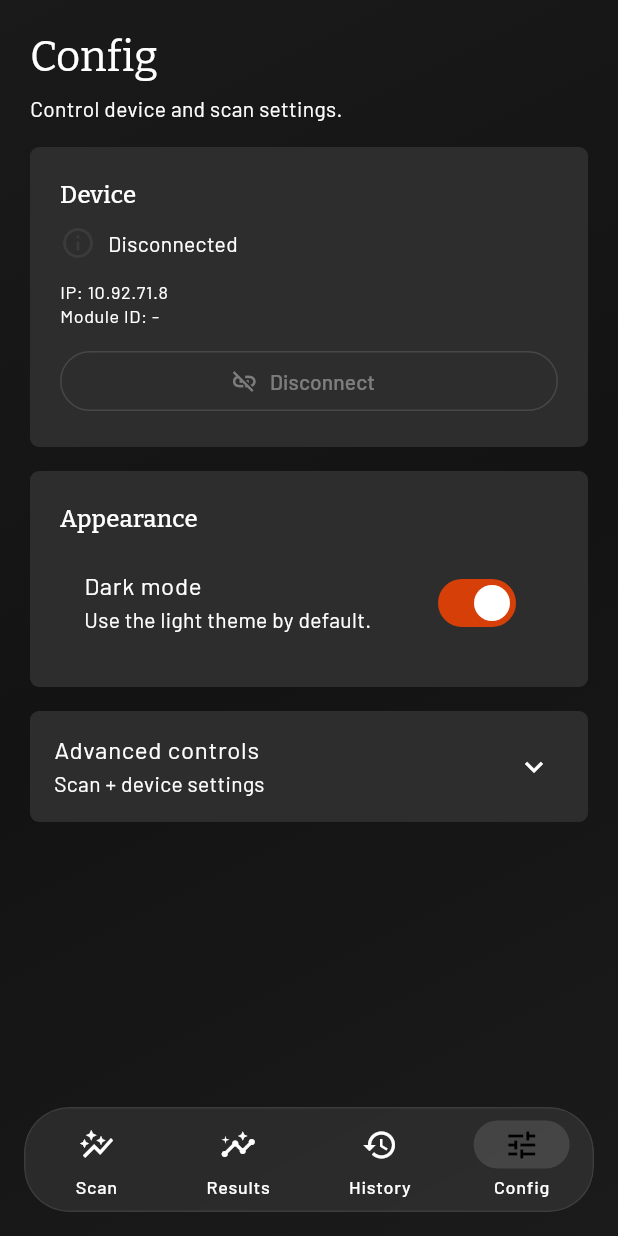
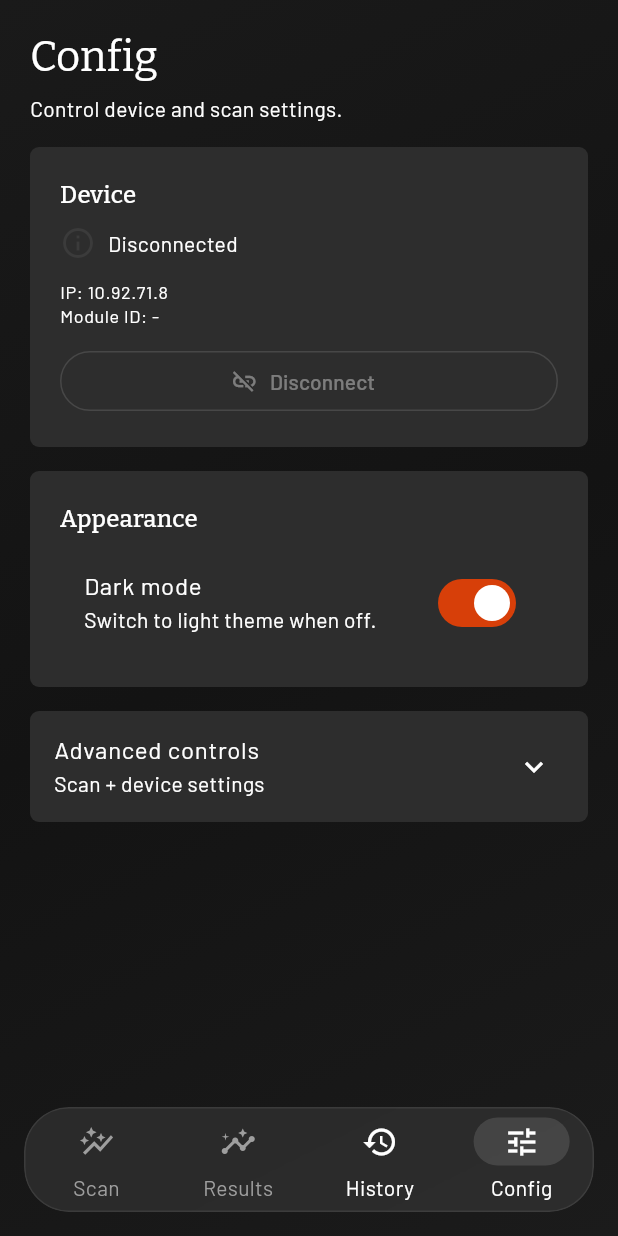
Before and after one commit to th00tames1/FORESPECTRA, a Flutter app: the screen it shows after launch, item 4 of the bottom bar chosen, on a phone screen of 412 x 824 dp. Run offline on Flutter 3.47's test engine with Material 3 defaults, Android fonts, the phone set to English and light mode, and no system bars; our stand-ins replace file_picker, fl_chart, geolocator, google_fonts, permission_handler, sqflite; accounts and stored records are empty.

Commit message:
initial git commit -m initial:

```diff
--- a/lib/ui/screens/connect_screen.dart
+++ b/lib/ui/screens/connect_screen.dart
@@ -143,7 +143,7 @@ class ConnectScreen extends StatelessWidget {
               20,
               12,
               20,
-              20 + bottomInset + safeBottom + 16,
+              20 + bottomInset + safeBottom + 32,
             ),
             child: Column(
               mainAxisSize: MainAxisSize.min,
--- a/lib/ui/screens/home_shell.dart
+++ b/lib/ui/screens/home_shell.dart
@@ -31,7 +31,7 @@ class _HomeShellState extends State<HomeShell> {
     return Consumer<AppState>(
       builder: (context, state, _) {
         final gradient = AppTheme.backgroundGradient(Theme.of(context).brightness);
-        final showConnect = !state.isConnected && (state.currentTab == 0 || state.currentTab == 1);
+        final showConnect = state.showConnectScreen && state.currentTab == 0;
         return Container(
           decoration: BoxDecoration(
             gradient: LinearGradient(
@@ -62,14 +62,28 @@ class _HomeShellState extends State<HomeShell> {
                       height: 68,
                       selectedIndex: state.currentTab,
                       onDestinationSelected: (value) {
-                        if (!state.isConnected && value == 1) return;
+                        if (!state.isConnected && (value == 0 || value == 1)) return;
                         state.setTab(value);
                       },
-                      destinations: const [
-                        NavigationDestination(icon: Icon(Icons.auto_graph), label: 'Scan'),
-                        NavigationDestination(icon: Icon(Icons.insights), label: 'Results'),
-                        NavigationDestination(icon: Icon(Icons.history), label: 'History'),
-                        NavigationDestination(icon: Icon(Icons.tune), label: 'Config'),
+                      destinations: [
+                        NavigationDestination(
+                          icon: const Icon(Icons.auto_graph),
+                          label: 'Scan',
+                          enabled: state.isConnected,
+                        ),
+                        NavigationDestination(
+                          icon: const Icon(Icons.insights),
+                          label: 'Results',
+                          enabled: state.isConnected,
+                        ),
+                        const NavigationDestination(
+                          icon: Icon(Icons.history),
+                          label: 'History',
+                        ),
+                        const NavigationDestination(
+                          icon: Icon(Icons.tune),
+                          label: 'Config',
+                        ),
                       ],
                     ),
                   ),
--- a/lib/ui/screens/settings_screen.dart
+++ b/lib/ui/screens/settings_screen.dart
@@ -80,7 +80,7 @@ class SettingsScreen extends StatelessWidget {
                           value: state.themeMode == ThemeMode.dark,
                           onChanged: state.setThemeMode,
                           title: const Text('Dark mode'),
-                          subtitle: const Text('Use the light theme by default.'),
+                          subtitle: const Text('Switch to light theme when off.'),
                         ),
                       ],
                     ),
--- a/lib/ui/screens/splash_screen.dart
+++ b/lib/ui/screens/splash_screen.dart
@@ -17,7 +17,7 @@ class _SplashScreenState extends State<SplashScreen> {
   @override
   void initState() {
     super.initState();
-    _timer = Timer(const Duration(milliseconds: 900), () {
+    _timer = Timer(const Duration(seconds: 3), () {
       if (!mounted) return;
       Navigator.of(context).pushReplacement(
         MaterialPageRoute(builder: (_) => const HomeShell()),
--- a/lib/ui/theme/app_theme.dart
+++ b/lib/ui/theme/app_theme.dart
@@ -93,6 +93,21 @@ class AppTheme {
         labelStyle: textTheme.labelLarge?.copyWith(color: _lightInk),
         shape: RoundedRectangleBorder(borderRadius: BorderRadius.circular(6)),
       ),
+      navigationBarTheme: NavigationBarThemeData(
+        labelTextStyle: MaterialStateProperty.resolveWith((states) {
+          final base = textTheme.labelSmall;
+          if (states.contains(MaterialState.disabled)) {
+            return base?.copyWith(color: _lightMuted);
+          }
+          return base?.copyWith(color: _lightInk);
+        }),
+        iconTheme: MaterialStateProperty.resolveWith((states) {
+          if (states.contains(MaterialState.disabled)) {
+            return const IconThemeData(color: _lightMuted);
+          }
+          return const IconThemeData(color: _lightInk);
+        }),
+      ),
     );
   }
 
@@ -167,6 +182,21 @@ class AppTheme {
         labelStyle: textTheme.labelLarge?.copyWith(color: _ink),
         shape: RoundedRectangleBorder(borderRadius: BorderRadius.circular(6)),
       ),
+      navigationBarTheme: NavigationBarThemeData(
+        labelTextStyle: MaterialStateProperty.resolveWith((states) {
+          final base = textTheme.labelSmall;
+          if (states.contains(MaterialState.disabled)) {
+            return base?.copyWith(color: _muted);
+          }
+          return base?.copyWith(color: _ink);
+        }),
+        iconTheme: MaterialStateProperty.resolveWith((states) {
+          if (states.contains(MaterialState.disabled)) {
+            return const IconThemeData(color: _muted);
+          }
+          return const IconThemeData(color: _ink);
+        }),
+      ),
     );
   }
 
```
Also changed, not shown: lib/services/app_state.dart (+16 -0 lines), lib/ui/screens/acquire_screen.dart (+11 -1 lines), lib/ui/screens/history_screen.dart (+11 -15 lines), lib/ui/widgets/spectrum_chart.dart (+26 -15 lines).
